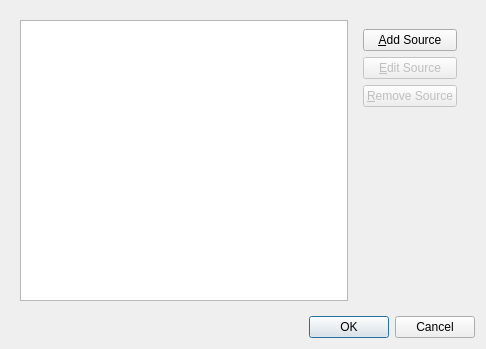
Before: the Qt Designer form src/gtatools-gui/src/src/formats/dff/DFFTextureSourceDialog.ui in alemariusnexus/gtatools, drawn with Qt 5.
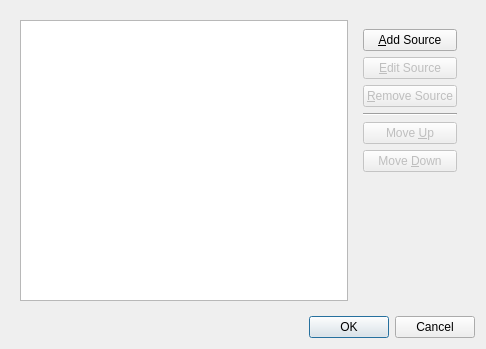
After: the same form once the commit is applied.

```diff
--- a/src/gtatools-gui/src/src/formats/dff/DFFTextureSourceDialog.ui
+++ b/src/gtatools-gui/src/src/formats/dff/DFFTextureSourceDialog.ui
@@ -50,6 +50,33 @@
            </property>
           </widget>
          </item>
+         <item>
+          <widget class="Line" name="line">
+           <property name="orientation">
+            <enum>Qt::Horizontal</enum>
+           </property>
+          </widget>
+         </item>
+         <item>
+          <widget class="QPushButton" name="moveUpButton">
+           <property name="enabled">
+            <bool>false</bool>
+           </property>
+           <property name="text">
+            <string>Move &amp;Up</string>
+           </property>
+          </widget>
+         </item>
+         <item>
+          <widget class="QPushButton" name="moveDownButton">
+           <property name="enabled">
+            <bool>false</bool>
+           </property>
+           <property name="text">
+            <string>Move &amp;Down</string>
+           </property>
+          </widget>
+         </item>
          <item>
           <spacer name="verticalSpacer">
            <property name="orientation">
```
Left out of the diff: 9 changed lines with no effect on the pictures.
